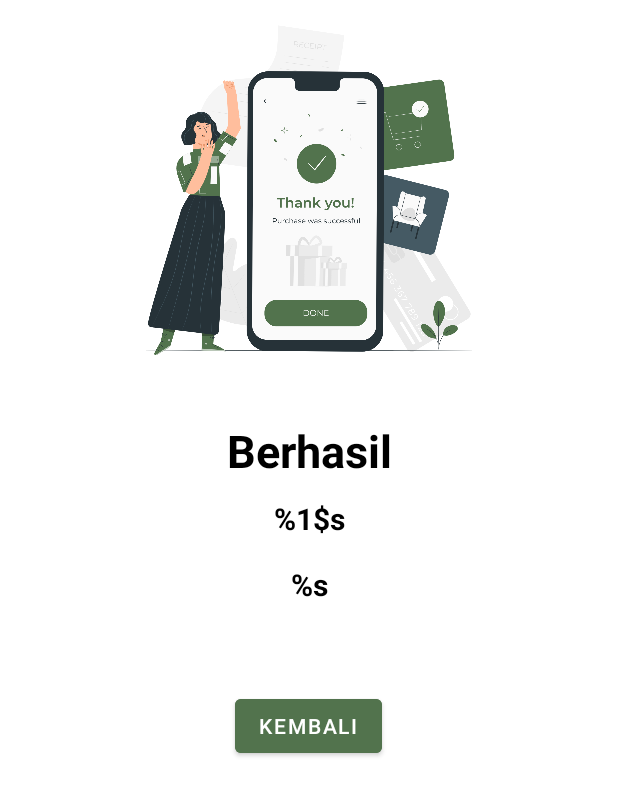
After one commit to Peduli-Pangan-Bangkit-2023/Peduli-Pangan-Android, an Android app: the layout activity_reserve.xml on its own in the app's theme, with its tools: preview values and no code run, on a phone screen of 412 x 824 dp. The commit adds this screen. Shown: the top 796 px of the screen. Run offline under Robolectric (Android 15) with nearby library versions, the phone set to English and light mode, and no system bars.

Commit message:
Menambahkan ReserveActivity.

```diff
--- a/app/src/main/AndroidManifest.xml
+++ b/app/src/main/AndroidManifest.xml
@@ -20,6 +20,9 @@
         android:supportsRtl="true"
         android:theme="@style/Theme.PeduliPangan"
         tools:targetApi="31">
+        <activity
+            android:name=".view.ReserveActivity"
+            android:exported="false" />
         <activity
             android:name=".view.DetailListActivity"
             android:exported="false" />
--- /dev/null
+++ b/app/src/main/res/drawable/custom_button.xml
@@ -0,0 +1,4 @@
+<shape xmlns:android="http://schemas.android.com/apk/res/android"
+    android:shape="oval">
+    <solid android:color="@color/dark_green" />
+</shape>
--- /dev/null
+++ b/app/src/main/res/layout/activity_reserve.xml
@@ -0,0 +1,76 @@
+<?xml version="1.0" encoding="utf-8"?>
+<androidx.constraintlayout.widget.ConstraintLayout xmlns:android="http://schemas.android.com/apk/res/android"
+    xmlns:app="http://schemas.android.com/apk/res-auto"
+    xmlns:tools="http://schemas.android.com/tools"
+    android:layout_width="match_parent"
+    android:layout_height="match_parent"
+    tools:context=".view.ReserveActivity">
+
+    <ImageView
+        android:id="@+id/iv_success_reserve"
+        android:layout_width="408dp"
+        android:layout_height="252dp"
+        android:src="@drawable/success_reserve"
+        app:layout_constraintEnd_toEndOf="parent"
+        app:layout_constraintHorizontal_bias="0.497"
+        app:layout_constraintStart_toStartOf="parent"
+        app:layout_constraintTop_toBottomOf="parent"
+        app:layout_constraintTop_toTopOf="parent" />
+
+    <TextView
+        android:id="@+id/tv_success_reserve"
+        android:layout_width="wrap_content"
+        android:layout_height="wrap_content"
+        android:layout_marginTop="280dp"
+        android:textColor="@color/black"
+        android:textSize="30sp"
+        android:textStyle="bold"
+        android:text="@string/berhasil"
+        app:layout_constraintEnd_toEndOf="parent"
+        app:layout_constraintStart_toStartOf="parent"
+        app:layout_constraintTop_toBottomOf="parent"
+        app:layout_constraintTop_toTopOf="@id/iv_success_reserve" />
+
+    <TextView
+        android:id="@+id/date_reserve"
+        android:layout_width="wrap_content"
+        android:layout_height="wrap_content"
+        android:layout_marginTop="52dp"
+        android:text="@string/date_reserve"
+        android:textColor="@color/black"
+        android:textSize="20sp"
+        android:textStyle="bold"
+        app:layout_constraintEnd_toEndOf="parent"
+        app:layout_constraintStart_toStartOf="parent"
+        app:layout_constraintTop_toBottomOf="parent"
+        app:layout_constraintTop_toTopOf="@id/tv_success_reserve" />
+
+    <TextView
+        android:id="@+id/price_reserve"
+        android:layout_width="wrap_content"
+        android:layout_height="wrap_content"
+        android:layout_marginTop="44dp"
+        android:text="@string/price_reserve"
+        android:textColor="@color/black"
+        android:textSize="20sp"
+        android:textStyle="bold"
+        app:layout_constraintEnd_toEndOf="parent"
+        app:layout_constraintStart_toStartOf="parent"
+        app:layout_constraintTop_toBottomOf="parent"
+        app:layout_constraintTop_toTopOf="@id/date_reserve" />
+
+    <Button
+        android:id="@+id/btn_back"
+        android:layout_width="wrap_content"
+        android:layout_height="wrap_content"
+        android:layout_marginTop="84dp"
+        android:backgroundTint="@color/dark_green"
+        android:text="@string/kembali"
+        app:layout_constraintEnd_toEndOf="parent"
+        app:layout_constraintHorizontal_bias="0.498"
+        app:layout_constraintStart_toStartOf="parent"
+        app:layout_constraintTop_toBottomOf="parent"
+        app:layout_constraintTop_toTopOf="@id/price_reserve" />
+
+
+</androidx.constraintlayout.widget.ConstraintLayout>
--- a/app/src/main/res/values/strings.xml
+++ b/app/src/main/res/values/strings.xml
@@ -62,4 +62,12 @@
     <string name="product_detail_description">Lorem ipsum dolor sit amet, consectetur adipiscing elit. Nulla laoreet faucibus lacus vel efficitur. Proin bibendum elit eget diam fringilla, quis pharetra velit egestas. Ut ligula eros, condimentum id leo a, laoreet pretium leo. Vestibulum tempus mauris ut pharetra porta. Morbi sit amet erat ut mi condimentum interdum nec eget diam. Nulla eget purus lobortis, dignissim lorem hendrerit, ultrices tortor. Sed hendrerit mollis ex vitae pretium. In facilisis neque eu nisi eleifend, sit amet dictum felis venenatis. Etiam accumsan libero justo, non tempor sem dictum et. Suspendisse porta ante posuere, consectetur orci eget, rutrum nibh. Mauris ut posuere enim. Aenean euismod urna malesuada, porttitor ante a, viverra arcu. Sed tincidunt risus sit amet ex accumsan, ut finibus augue sodales.</string>
     <string name="reserve_products">Reserve\n</string>
     <string name="delete_products">Reserve</string>
+    <string name="quantity">1</string>
+    <string name="plus">+</string>
+    <string name="minus">-</string>
+    <string name="berhasil">Berhasil</string>
+    <string name="date_reserve">%1$s</string>
+    <string name="price_reserve">%s</string>
+    <string name="kembali">Kembali</string>
+
 </resources>
```
Also changed, not shown: app/src/main/java/com/alvintio/pedulipangan/view/DetailListActivity.kt (+29 -0 lines), app/src/main/java/com/alvintio/pedulipangan/view/ReserveActivity.kt (added, +56 -0 lines), app/src/main/res/layout/activity_detail_list.xml (+45 -4 lines), app/src/main/res/drawable/success_reserve.png (added).
